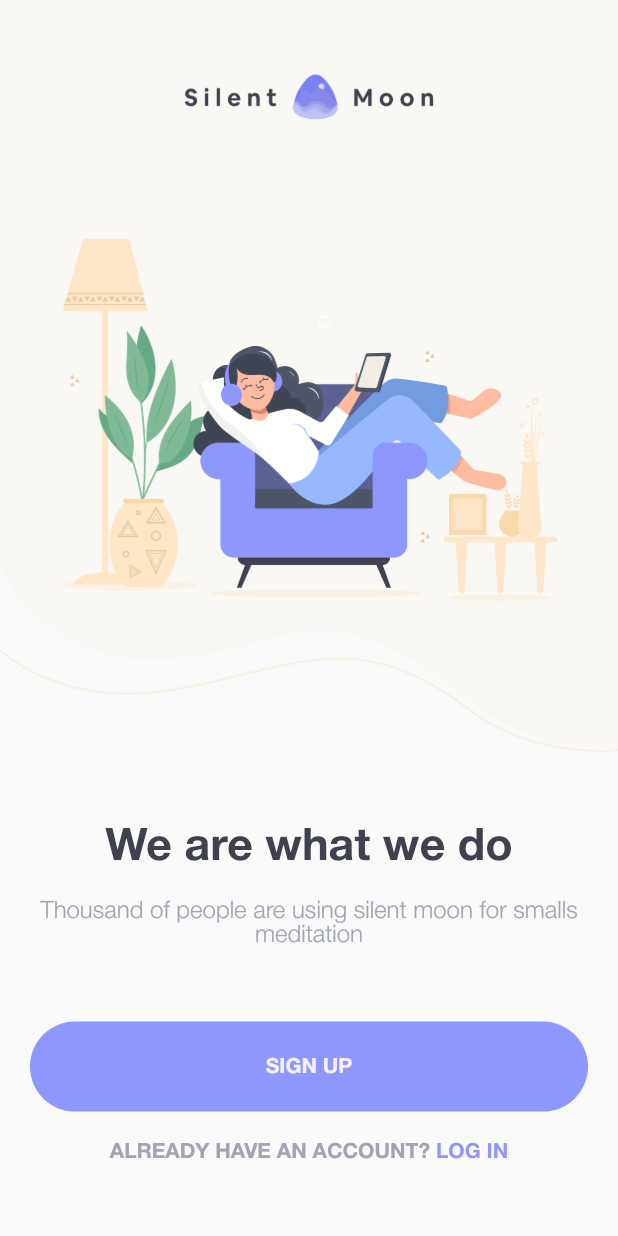
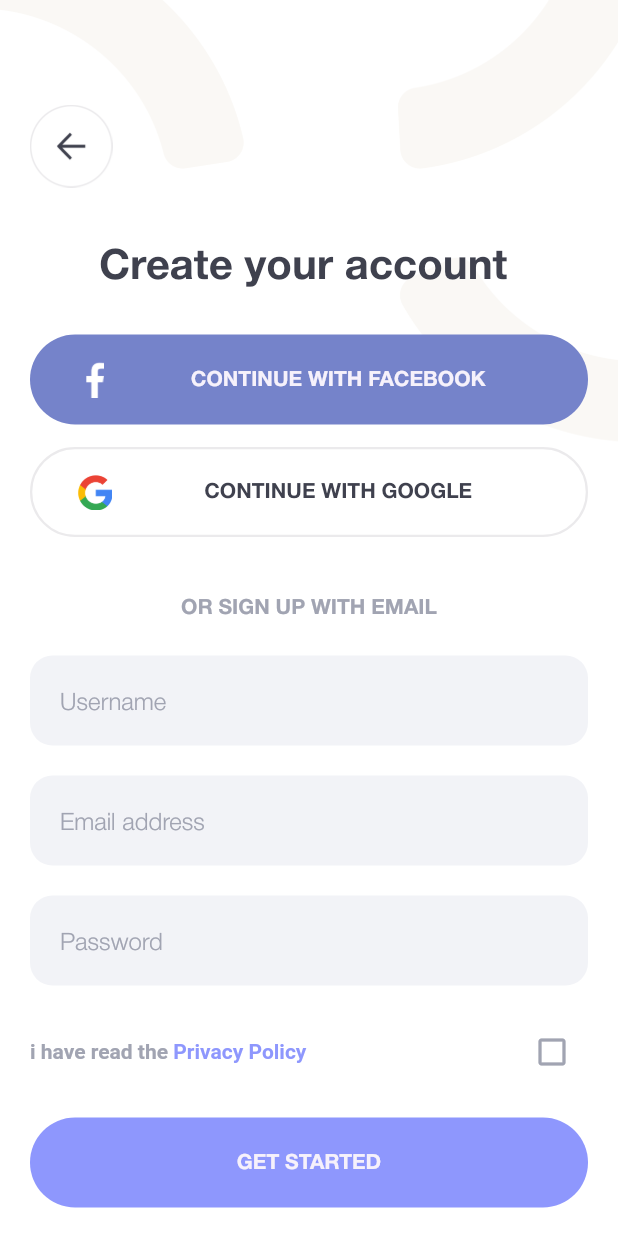
Before and after one commit to shiponirfan/meditation_app, a Flutter app: the screen it shows after launch, after a tap on "SIGN UP", on a phone screen of 412 x 824 dp. Run offline on Flutter 3.47's test engine with Material 3 defaults, Android fonts, the phone set to English and light mode, and no system bars.

Commit message:
SignIn, SignUp Screen Added

```diff
--- a/lib/app.dart
+++ b/lib/app.dart
@@ -1,5 +1,4 @@
 import 'package:flutter/material.dart';
-import 'package:meditation_app/utils/app_color.dart';
 import 'package:meditation_app/views/welcome/startup_screen.dart';
 
 class MeditationApp extends StatelessWidget {
@@ -14,6 +13,7 @@ class MeditationApp extends StatelessWidget {
         colorScheme: ColorScheme.fromSeed(seedColor: Colors.deepPurple),
         useMaterial3: false,
         fontFamily: 'HelveticaNeue',
+        scaffoldBackgroundColor: Colors.white,
       ),
       home: const StartupScreen(),
     );
--- /dev/null
+++ b/lib/views/welcome/signin_screen.dart
@@ -0,0 +1,105 @@
+import 'package:flutter/material.dart';
+import 'package:meditation_app/utils/app_color.dart';
+import 'package:meditation_app/utils/app_extension.dart';
+import 'package:meditation_app/views/welcome/signup_screen.dart';
+import 'package:meditation_app/widget/app_fb_google_login.dart';
+import 'package:meditation_app/widget/app_rounded_btn.dart';
+import 'package:meditation_app/widget/app_rounded_input_field.dart';
+
+class SignInScreen extends StatefulWidget {
+  const SignInScreen({super.key});
+
+  @override
+  State<SignInScreen> createState() => _SignInScreenState();
+}
+
+class _SignInScreenState extends State<SignInScreen> {
+  @override
+  Widget build(BuildContext context) {
+    return Scaffold(
+      body: SingleChildScrollView(
+        child: Column(
+          children: [
+            const AppFbGoogleLogin(),
+            const SizedBox(
+              height: 20,
+            ),
+            Text(
+              'OR LOG IN WITH EMAIL',
+              style: TextStyle(
+                  fontSize: 14,
+                  fontWeight: FontWeight.w700,
+                  color: AppColor.secondaryText),
+            ),
+            const SizedBox(
+              height: 25,
+            ),
+            Padding(
+              padding: const EdgeInsets.symmetric(horizontal: 20),
+              child: Column(
+                children: [
+                  const AppRoundedInputField(title: 'Email address'),
+                  const SizedBox(
+                    height: 20,
+                  ),
+                  const AppRoundedInputField(title: 'Password'),
+                  const SizedBox(
+                    height: 30,
+                  ),
+                  AppRoundedBtn(
+                    title: 'LOG IN',
+                    type: AppRoundedBtnType.primary,
+                    onPressed: () {},
+                  ),
+                  const SizedBox(
+                    height: 20,
+                  ),
+                  Text(
+                    'Forgot Password?',
+                    style: TextStyle(
+                        fontSize: 14,
+                        fontWeight: FontWeight.w600,
+                        color: AppColor.primaryText),
+                  ),
+                  const SizedBox(
+                    height: 30,
+                  ),
+                  _buildAccountTextBtn(),
+                ],
+              ),
+            )
+          ],
+        ),
+      ),
+    );
+  }
+
+  Widget _buildAccountTextBtn() {
+    return Row(
+      mainAxisAlignment: MainAxisAlignment.center,
+      children: [
+        Text(
+          "DON'T HAVE AN ACCOUNT? ",
+          style: TextStyle(
+              fontSize: 14,
+              fontWeight: FontWeight.w600,
+              color: AppColor.secondaryText),
+        ),
+        TextButton(
+          onPressed: _onTapSignUpBtn,
+          child: Text(
+            'SIGN UP',
+            style: TextStyle(
+                fontSize: 14,
+                fontWeight: FontWeight.w600,
+                color: AppColor.primary),
+          ),
+        )
+      ],
+    );
+  }
+
+  void _onTapSignUpBtn() {
+    context.push(const SignUpScreen());
+  }
+}
--- /dev/null
+++ b/lib/views/welcome/signup_screen.dart
@@ -0,0 +1,106 @@
+import 'package:flutter/material.dart';
+import 'package:meditation_app/utils/app_color.dart';
+import 'package:meditation_app/widget/app_fb_google_login.dart';
+import 'package:meditation_app/widget/app_rounded_btn.dart';
+import 'package:meditation_app/widget/app_rounded_input_field.dart';
+
+class SignUpScreen extends StatefulWidget {
+  const SignUpScreen({super.key});
+
+  @override
+  State<SignUpScreen> createState() => _SignUpScreenState();
+}
+
+class _SignUpScreenState extends State<SignUpScreen> {
+  bool checkPrivacyPolicy = false;
+
+  @override
+  Widget build(BuildContext context) {
+    return Scaffold(
+      body: SingleChildScrollView(
+        child: Column(
+          children: [
+            const AppFbGoogleLogin(),
+            const SizedBox(
+              height: 20,
+            ),
+            Text(
+              'OR SIGN UP WITH EMAIL',
+              style: TextStyle(
+                  fontSize: 14,
+                  fontWeight: FontWeight.w700,
+                  color: AppColor.secondaryText),
+            ),
+            const SizedBox(
+              height: 25,
+            ),
+            Padding(
+              padding: const EdgeInsets.symmetric(horizontal: 20),
+              child: Column(
+                children: [
+                  const AppRoundedInputField(title: 'Username'),
+                  const SizedBox(
+                    height: 20,
+                  ),
+                  const AppRoundedInputField(title: 'Email address'),
+                  const SizedBox(
+                    height: 20,
+                  ),
+                  const AppRoundedInputField(title: 'Password'),
+                  const SizedBox(
+                    height: 20,
+                  ),
+                  _buildPrivacyPolicyBtn(),
+                  const SizedBox(
+                    height: 20,
+                  ),
+                  AppRoundedBtn(
+                    title: 'GET STARTED',
+                    type: AppRoundedBtnType.primary,
+                    onPressed: () {},
+                  ),
+                ],
+              ),
+            )
+          ],
+        ),
+      ),
+    );
+  }
+
+  Widget _buildPrivacyPolicyBtn() {
+    return Row(
+      mainAxisAlignment: MainAxisAlignment.spaceBetween,
+      children: [
+        RichText(
+          text: TextSpan(
+              text: "i have read the ",
+              style: TextStyle(
+                fontSize: 14,
+                fontWeight: FontWeight.w600,
+                color: AppColor.secondaryText,
+              ),
+              children: [
+                TextSpan(
+                  text: 'Privacy Policy',
+                  style: TextStyle(
+                    color: AppColor.primary,
+                  ),
+                )
+              ]),
+        ),
+        IconButton(
+          onPressed: () {
+            setState(() {
+              checkPrivacyPolicy = !checkPrivacyPolicy;
+            });
+          },
+          icon: checkPrivacyPolicy
+              ? const Icon(Icons.check_box)
+              : const Icon(Icons.check_box_outline_blank),
+          color: checkPrivacyPolicy ? AppColor.primary : AppColor.secondaryText,
+        ),
+      ],
+    );
+  }
+}
--- a/lib/views/welcome/startup_screen.dart
+++ b/lib/views/welcome/startup_screen.dart
@@ -1,5 +1,8 @@
 import 'package:flutter/material.dart';
 import 'package:meditation_app/utils/app_color.dart';
+import 'package:meditation_app/utils/app_extension.dart';
+import 'package:meditation_app/views/welcome/signin_screen.dart';
+import 'package:meditation_app/views/welcome/signup_screen.dart';
 import 'package:meditation_app/widget/app_rounded_btn.dart';
 
 class StartupScreen extends StatefulWidget {
@@ -13,7 +16,9 @@ class _StartupScreenState extends State<StartupScreen> {
   @override
   Widget build(BuildContext context) {
     return Scaffold(
-      body: Column(
+      body: Padding(
+        padding: const EdgeInsets.symmetric(horizontal: 20),
+        child: Column(
           children: [
             Image.asset(
               'assets/images/startup_bg.png',
@@ -31,9 +36,7 @@ class _StartupScreenState extends State<StartupScreen> {
             const SizedBox(
               height: 20,
             ),
-          Padding(
-            padding: const EdgeInsets.symmetric(horizontal: 20.0),
-            child: Text(
+            Text(
               'Thousand of people are using silent moon for smalls meditation ',
               textAlign: TextAlign.center,
               style: TextStyle(
@@ -41,12 +44,11 @@ class _StartupScreenState extends State<StartupScreen> {
                   fontSize: 16,
                   color: AppColor.secondaryText),
             ),
-          ),
             const Spacer(),
             AppRoundedBtn(
               title: 'SIGN UP',
               type: AppRoundedBtnType.primary,
-            onPressed: () {},
+              onPressed: _onTapSignUpBtn,
             ),
             const SizedBox(
               height: 20,
@@ -54,6 +56,7 @@ class _StartupScreenState extends State<StartupScreen> {
             _buildAccountTextBtn(),
             const Spacer(),
           ],
+        ),
       ),
     );
   }
@@ -69,14 +72,25 @@ class _StartupScreenState extends State<StartupScreen> {
               fontWeight: FontWeight.w600,
               color: AppColor.secondaryText),
         ),
-        Text(
+        TextButton(
+          onPressed: _onTapSignInBtn,
+          child: Text(
             'LOG IN',
             style: TextStyle(
                 fontSize: 14,
                 fontWeight: FontWeight.w600,
                 color: AppColor.primary),
           ),
+        )
       ],
     );
   }
+
+  void _onTapSignInBtn() {
+    context.push(const SignInScreen());
   }
+
+  void _onTapSignUpBtn() {
+    context.push(const SignUpScreen());
+  }
+}
--- /dev/null
+++ b/lib/widget/app_fb_google_login.dart
@@ -0,0 +1,134 @@
+import 'package:flutter/material.dart';
+import 'package:meditation_app/utils/app_color.dart';
+import 'package:meditation_app/utils/app_extension.dart';
+
+class AppFbGoogleLogin extends StatelessWidget {
+  const AppFbGoogleLogin({super.key});
+
+  @override
+  Widget build(BuildContext context) {
+    return Stack(
+      children: [
+        Image.asset(
+          'assets/images/bg.png',
+          width: double.maxFinite,
+          fit: BoxFit.fitWidth,
+        ),
+        Padding(
+          padding: const EdgeInsets.all(20),
+          child: Column(
+            crossAxisAlignment: CrossAxisAlignment.start,
+            children: [
+              const SizedBox(
+                height: 50,
+              ),
+              GestureDetector(
+                onTap: context.pop,
+                child: Image.asset(
+                  'assets/images/back_btn.png',
+                  width: 55,
+                  height: 55,
+                  fit: BoxFit.cover,
+                ),
+              ),
+              const SizedBox(
+                height: 40,
+              ),
+              Center(
+                child: Text(
+                  'Create your account ',
+                  style: TextStyle(
+                      fontWeight: FontWeight.w700,
+                      fontSize: 28,
+                      color: AppColor.primaryText),
+                ),
+              ),
+              const SizedBox(
+                height: 30,
+              ),
+              _buildFacebookButton(),
+              const SizedBox(
+                height: 15,
+              ),
+              _buildGoogleButton(),
+            ],
+          ),
+        )
+      ],
+    );
+  }
+
+  Widget _buildFacebookButton() {
+    return MaterialButton(
+      onPressed: () {},
+      minWidth: double.maxFinite,
+      height: 60,
+      color: const Color(0xff7583CA),
+      elevation: 0,
+      highlightElevation: 0,
+      shape: RoundedRectangleBorder(borderRadius: BorderRadius.circular(30)),
+      child: Row(
+        mainAxisAlignment: MainAxisAlignment.center,
+        children: [
+          const SizedBox(
+            width: 15,
+          ),
+          Image.asset(
+            'assets/images/fb.png',
+            width: 24,
+            height: 24,
+            fit: BoxFit.contain,
+          ),
+          Expanded(
+            child: Text(
+              'CONTINUE WITH FACEBOOK',
+              textAlign: TextAlign.center,
+              style: TextStyle(
+                  color: AppColor.whiteText,
+                  fontSize: 14,
+                  fontWeight: FontWeight.w600),
+            ),
+          )
+        ],
+      ),
+    );
+  }
+
+  Widget _buildGoogleButton() {
+    return MaterialButton(
+      onPressed: () {},
+      minWidth: double.maxFinite,
+      height: 60,
+      color: Colors.white,
+      elevation: 0,
+      highlightElevation: 0,
+      shape: RoundedRectangleBorder(
+          borderRadius: BorderRadius.circular(30),
+          side: BorderSide(color: AppColor.ternary, width: 1.5)),
+      child: Row(
+        mainAxisAlignment: MainAxisAlignment.center,
+        children: [
+          const SizedBox(
+            width: 15,
+          ),
+          Image.asset(
+            'assets/images/google.png',
+            width: 24,
+            height: 24,
+            fit: BoxFit.contain,
+          ),
+          Expanded(
+            child: Text(
+              'CONTINUE WITH GOOGLE',
+              textAlign: TextAlign.center,
+              style: TextStyle(
+                  color: AppColor.primaryText,
+                  fontSize: 14,
+                  fontWeight: FontWeight.w600),
+            ),
+          )
+        ],
+      ),
+    );
+  }
+}
--- a/lib/widget/app_rounded_btn.dart
+++ b/lib/widget/app_rounded_btn.dart
@@ -16,9 +16,7 @@ class AppRoundedBtn extends StatelessWidget {
 
   @override
   Widget build(BuildContext context) {
-    return Padding(
-      padding: const EdgeInsets.symmetric(horizontal: 20),
-      child: MaterialButton(
+    return MaterialButton(
       onPressed: onPressed,
       minWidth: double.maxFinite,
       height: 60,
@@ -37,7 +35,6 @@ class AppRoundedBtn extends StatelessWidget {
             fontSize: 14,
             fontWeight: FontWeight.w600),
       ),
-      ),
     );
   }
 }
--- /dev/null
+++ b/lib/widget/app_rounded_input_field.dart
@@ -0,0 +1,48 @@
+import 'package:flutter/material.dart';
+import 'package:meditation_app/utils/app_color.dart';
+import 'package:meditation_app/utils/app_extension.dart';
+
+class AppRoundedInputField extends StatelessWidget {
+  final String title;
+  final TextEditingController? controller;
+  final TextInputType? keyboardType;
+  final bool obscureText = false;
+  final Widget? icon;
+
+  const AppRoundedInputField(
+      {super.key,
+      required this.title,
+      this.controller,
+      this.keyboardType,
+      this.icon});
+
+  @override
+  Widget build(BuildContext context) {
+    return Container(
+      width: context.width,
+      height: 60,
+      padding: const EdgeInsets.only(top: 8),
+      decoration: BoxDecoration(
+          borderRadius: BorderRadius.circular(15), color: AppColor.inputBg),
+      child: TextFormField(
+        controller: controller,
+        keyboardType: keyboardType,
+        obscureText: obscureText,
+        style: TextStyle(
+            fontSize: 16,
+            fontWeight: FontWeight.w300,
+            color: AppColor.secondaryText),
+        decoration: InputDecoration(
+          hintText: title,
+          hintStyle: TextStyle(
+              fontSize: 16,
+              fontWeight: FontWeight.w300,
+              color: AppColor.secondaryText),
+          contentPadding: const EdgeInsets.symmetric(horizontal: 20),
+          border: InputBorder.none,
+          suffixIcon: icon,
+        ),
+      ),
+    );
+  }
+}
```
Also changed, not shown: assets/images/back_btn.png (added). Lines whose indentation alone changed are shown as unchanged.
